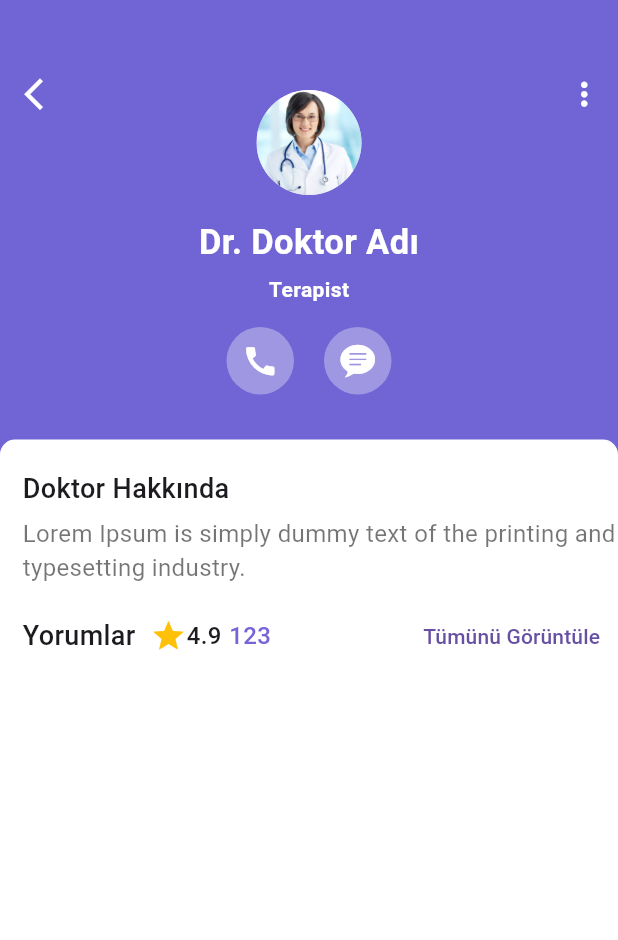
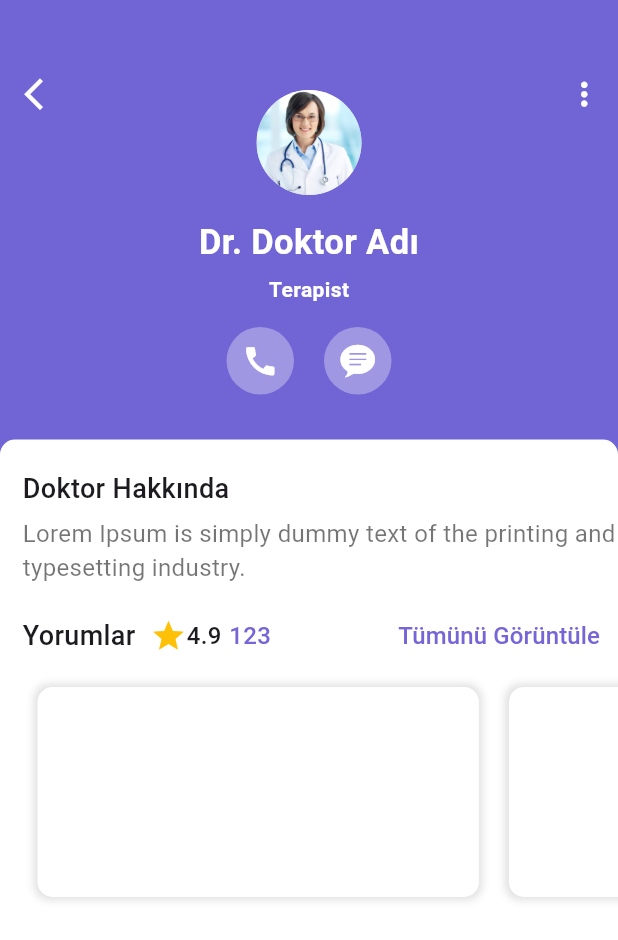
Before and after one commit to mmkocak/saglikapp, a Flutter app: the AppointmentScreen screen opened directly, on a phone screen of 412 x 824 dp. Shown: the top 940 px of the screen. Run offline on Flutter 3.47's test engine with Material 3 defaults, Android fonts, the phone set to English and light mode, and no system bars.

Commit message:
Appointment güncelleme

```diff
--- a/lib/view/appointment/appointment_screen.dart
+++ b/lib/view/appointment/appointment_screen.dart
@@ -1,5 +1,6 @@
 import 'package:flutter/cupertino.dart';
 import 'package:flutter/material.dart';
+import 'package:flutter/widgets.dart';
 
 class AppointmentScreen extends StatelessWidget {
   AppointmentScreen({Key? key}) : super(key: key);
@@ -118,7 +119,7 @@ class AppointmentScreen extends StatelessWidget {
             Container(
               height: MediaQuery.sizeOf(context).height,
               width: double.infinity,
-              padding:const EdgeInsets.only(
+              padding: const EdgeInsets.only(
                 top: 20,
                 left: 15,
               ),
@@ -126,50 +127,99 @@ class AppointmentScreen extends StatelessWidget {
                   color: Colors.white,
                   borderRadius: BorderRadius.only(
                       topLeft: Radius.circular(10),
-                  topRight: Radius.circular(10)
-                )
-              ),
-              child:  Column(
-
+                      topRight: Radius.circular(10))),
+              child: Column(
                 crossAxisAlignment: CrossAxisAlignment.start,
                 mainAxisSize: MainAxisSize.max,
-
                 children: [
-                  const Text("Doktor Hakkında",
-                  style:   TextStyle(
-                    fontSize: 18,
-                    fontWeight: FontWeight.w500
+                  const Text(
+                    "Doktor Hakkında",
+                    style: TextStyle(fontSize: 18, fontWeight: FontWeight.w500),
+                  ),
+                  const SizedBox(
+                    height: 5,
+                  ),
+                  const Text(
+                    "Lorem Ipsum is simply dummy text of the printing and typesetting industry.",
+                    style: TextStyle(fontSize: 16, color: Colors.black54),
+                  ),
+                  const SizedBox(
+                    height: 10,
+                  ),
+                  Row(
+                    children: [
+                      const Text(
+                        "Yorumlar",
+                        style: TextStyle(
+                            fontSize: 18, fontWeight: FontWeight.w500),
+                      ),
+                      const SizedBox(
+                        width: 10,
+                      ),
+                      const Icon(
+                        Icons.star,
+                        color: Colors.amber,
+                      ),
+                      const Text(
+                        "4.9",
+                        style: TextStyle(
+                          fontWeight: FontWeight.w500,
+                          fontSize: 16,
                         ),
                       ),
-                  const SizedBox(height: 5,),
-                  const Text("Lorem Ipsum is simply dummy text of the printing and typesetting industry.",
-                  style: TextStyle(fontSize: 16, color: Colors.black54),
+                      const SizedBox(
+                        width: 5,
                       ),
-                  const SizedBox(height: 10,),
-                  Row(
-                    children: [
-                     const Text("Yorumlar",
+                      const Text(
+                        "123",
                         style: TextStyle(
-                        fontSize: 18,
-                        fontWeight: FontWeight.w500
-                      ),
-                      ),
-                     const  SizedBox(width: 10,),
-                     const Icon(Icons.star, color: Colors.amber,),
-                     const Text("4.9", style: TextStyle(
-                        fontWeight: FontWeight.w500,
-                        fontSize: 16,
-                      ),),
-                     const SizedBox(width: 5,),
-                     const Text("123", style: TextStyle(
                           fontWeight: FontWeight.w500,
                           fontSize: 16,
                           color: Color(0xFF7565d6),
-                      ),),
+                        ),
+                      ),
                       const Spacer(),
-                      TextButton(onPressed: (){}, child: Text("Tümünü Görüntüle"))
+                      TextButton(
+                          onPressed: () {},
+                          child: const Text(
+                            "Tümünü Görüntüle",
+                            style: TextStyle(
+                                color: Color(0xFF7565d6),
+                                fontWeight: FontWeight.w500,
+                                fontSize: 16),
+                          ))
                     ],
                   ),
+                  SizedBox(height: 160,
+                  child: ListView.builder(
+                    scrollDirection: Axis.horizontal,
+                    itemCount: 4,
+                    itemBuilder: ((context, index) {
+                    return Container(
+                      margin: EdgeInsets.all(10),
+                      padding: EdgeInsets.symmetric(vertical: 5),
+                      decoration: BoxDecoration(
+                        color: Colors.white,
+                        borderRadius: BorderRadius.circular(10),
+                        boxShadow: [
+                          BoxShadow(
+                            color: Colors.black12,
+                            blurRadius: 4,
+                            spreadRadius: 2
+                          ),
+                        ],
+
+                      ),
+                      child: SizedBox(
+                        width: MediaQuery.sizeOf(context).width / 1.4,
+                        child: Column(
+                          children: [],
+                        ),
+                      ),
+                    );
+                  })),
+                  ),
+
                 ],
               ),
             ),
```
Lines whose indentation alone changed are shown as unchanged.
